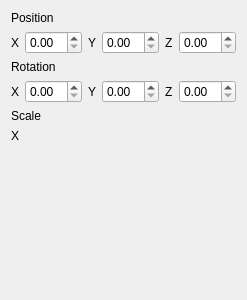
First picture: the form in SuSto-Engine-QT/transform.ui, repository SimonStoyanov/SuSto-Engine-QT, before the edit.
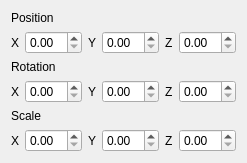
Second picture: the form after the edit.

The edit to the form file:
```diff
--- a/SuSto-Engine-QT/transform.ui
+++ b/SuSto-Engine-QT/transform.ui
@@ -7,7 +7,7 @@
     <x>0</x>
     <y>0</y>
     <width>233</width>
-    <height>300</height>
+    <height>153</height>
    </rect>
   </property>
   <property name="windowTitle">
@@ -134,21 +134,47 @@
        </property>
       </widget>
      </item>
+     <item>
+      <widget class="QDoubleSpinBox" name="sclx"/>
+     </item>
+     <item>
+      <widget class="QLabel" name="xy_txt">
+       <property name="text">
+        <string>Y</string>
+       </property>
+      </widget>
+     </item>
+     <item>
+      <widget class="QDoubleSpinBox" name="scly"/>
+     </item>
+     <item>
+      <widget class="QLabel" name="sz_txt">
+       <property name="text">
+        <string>Z</string>
+       </property>
+      </widget>
+     </item>
+     <item>
+      <widget class="QDoubleSpinBox" name="sclz"/>
+     </item>
+     <item>
+      <spacer name="horizontalSpacer_3">
+       <property name="orientation">
+        <enum>Qt::Horizontal</enum>
+       </property>
+       <property name="sizeType">
+        <enum>QSizePolicy::MinimumExpanding</enum>
+       </property>
+       <property name="sizeHint" stdset="0">
+        <size>
+         <width>0</width>
+         <height>0</height>
+        </size>
+       </property>
+      </spacer>
+     </item>
     </layout>
    </item>
-   <item>
-    <spacer name="verticalSpacer">
-     <property name="orientation">
-      <enum>Qt::Vertical</enum>
-     </property>
-     <property name="sizeHint" stdset="0">
-      <size>
-       <width>20</width>
-       <height>145</height>
-      </size>
-     </property>
-    </spacer>
-   </item>
   </layout>
  </widget>
  <resources/>
```
Left out of the diff: 27 changed lines with no effect on the pictures.
